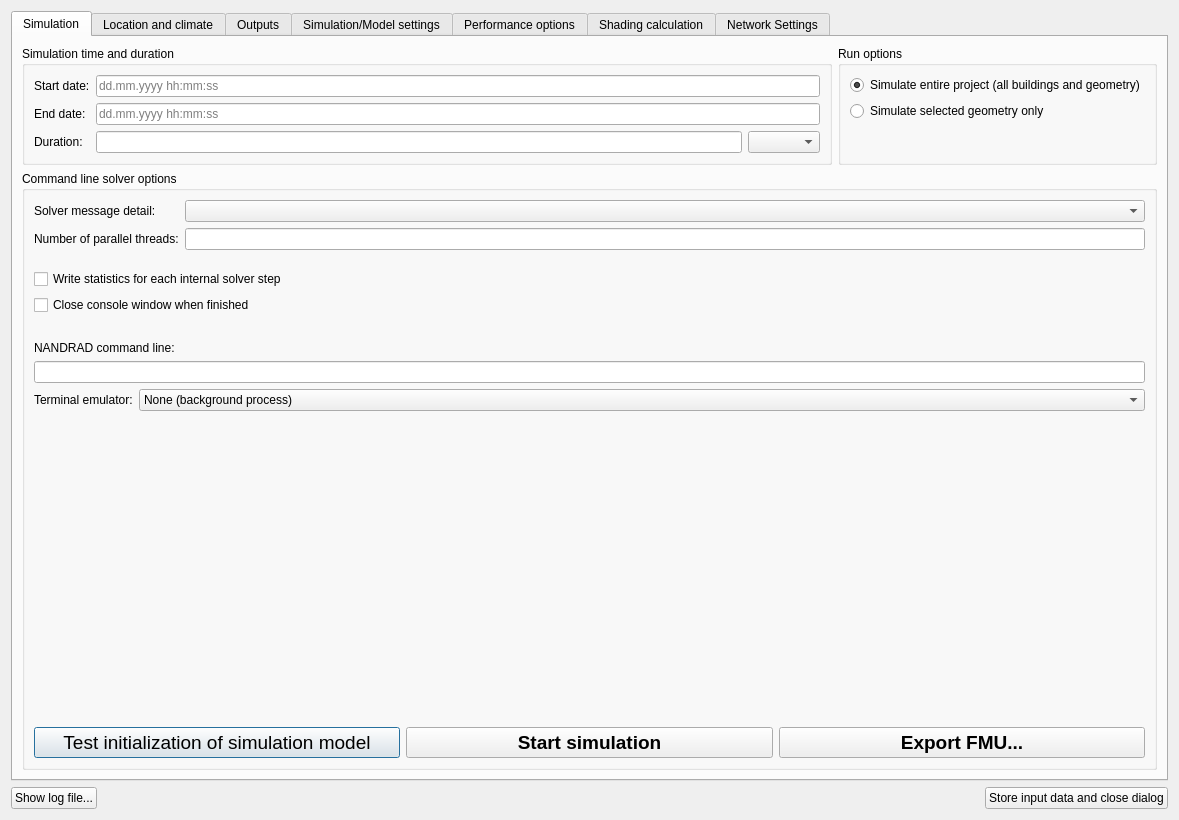
ghorwin/SIM-VICUS, file SIM-VICUS/src/SVSimulationStartNandrad.ui: the form before one commit.
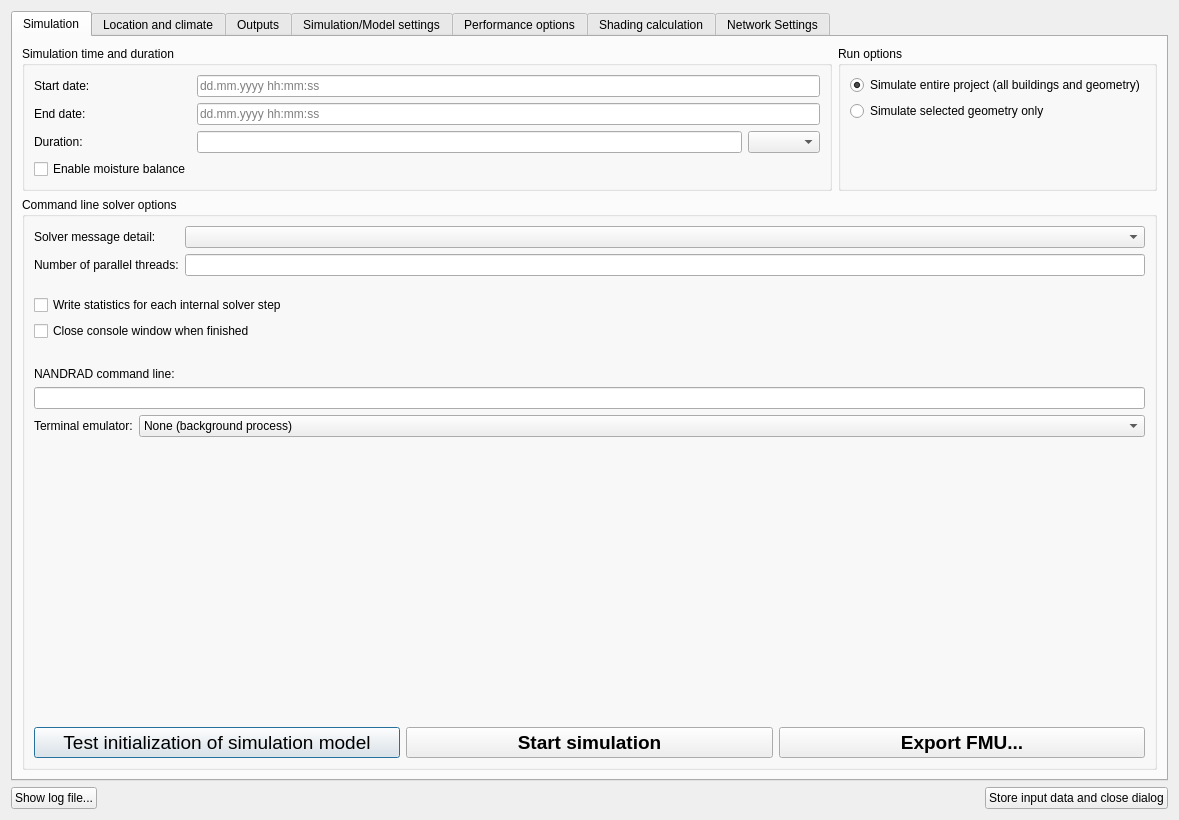
The form after the commit. The open tabs and pages were chosen to show the change. Icons and pictures are not drawn. Custom widgets are drawn as their Qt base class.

Commit message: Finished feature "Humidity" -> adding support for moisture balance equations in room air; merged feature branch, resolved conflicts, fixed most obvious errors (thorough code-review pending)

Patch:
```diff
--- a/SIM-VICUS/src/SVSimulationStartNandrad.ui
+++ b/SIM-VICUS/src/SVSimulationStartNandrad.ui
@@ -29,7 +29,7 @@
          <property name="title">
           <string>Simulation time and duration</string>
          </property>
-         <layout class="QGridLayout" name="gridLayout_3">
+         <layout class="QFormLayout" name="formLayout">
           <item row="0" column="0">
            <widget class="QLabel" name="labelStart">
             <property name="text">
@@ -44,6 +44,20 @@
             </property>
            </widget>
           </item>
+          <item row="1" column="0">
+           <widget class="QLabel" name="labelEnd">
+            <property name="text">
+             <string>End date:</string>
+            </property>
+           </widget>
+          </item>
+          <item row="1" column="1">
+           <widget class="QLineEdit" name="lineEditEndDate">
+            <property name="placeholderText">
+             <string>dd.mm.yyyy hh:mm:ss</string>
+            </property>
+           </widget>
+          </item>
           <item row="2" column="0">
            <widget class="QLabel" name="label_5">
             <property name="text">
@@ -61,17 +75,13 @@
             </item>
            </layout>
           </item>
-          <item row="1" column="0">
-           <widget class="QLabel" name="labelEnd">
-            <property name="text">
-             <string>End date:</string>
+          <item row="3" column="0">
+           <widget class="QCheckBox" name="checkBoxEnableMoistureBalance">
+            <property name="enabled">
+             <bool>true</bool>
             </property>
-           </widget>
-          </item>
-          <item row="1" column="1">
-           <widget class="QLineEdit" name="lineEditEndDate">
-            <property name="placeholderText">
-             <string>dd.mm.yyyy hh:mm:ss</string>
+            <property name="text">
+             <string>Enable moisture balance</string>
             </property>
            </widget>
           </item>
```
The commit also changes 54 other files.
